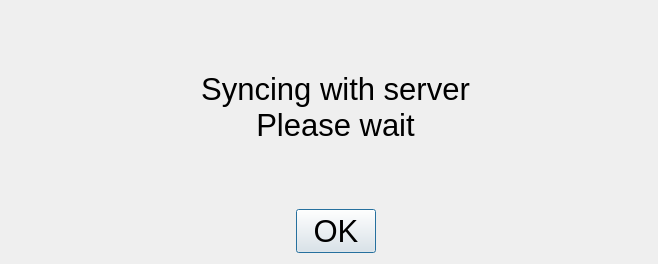
This is syncing/ui_sync.ui in NathanW2/qmap as Qt 5 draws it before an edit. The edited form follows.
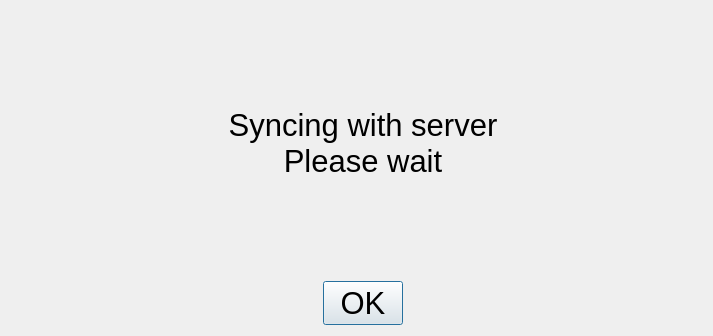
This is the edited form. Icons and pictures are not drawn.

The edit to the form file:
```diff
--- a/syncing/ui_sync.ui
+++ b/syncing/ui_sync.ui
@@ -6,8 +6,8 @@
    <rect>
     <x>0</x>
     <y>0</y>
-    <width>658</width>
-    <height>264</height>
+    <width>713</width>
+    <height>336</height>
    </rect>
   </property>
   <property name="sizePolicy">
```
